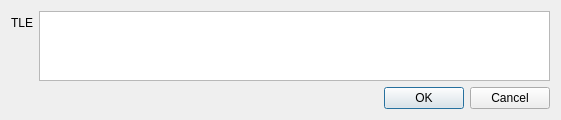
First picture: the form in src/tracker_dialog.ui, repository FelipeCortez/emmn, before the edit.
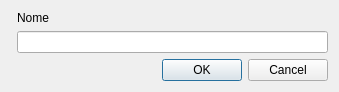
Second picture: the form after the edit.

Diff of the .ui file:
```diff
--- a/src/tracker_dialog.ui
+++ b/src/tracker_dialog.ui
@@ -6,35 +6,34 @@
    <rect>
     <x>0</x>
     <y>0</y>
-    <width>561</width>
-    <height>118</height>
+    <width>339</width>
+    <height>92</height>
    </rect>
   </property>
   <property name="windowTitle">
    <string>Adicionar satélite</string>
   </property>
   <layout class="QFormLayout" name="formLayout">
-   <item row="0" column="0">
-    <widget class="QLabel" name="label">
-     <property name="text">
-      <string>TLE</string>
-     </property>
-    </widget>
+   <property name="labelAlignment">
+    <set>Qt::AlignRight|Qt::AlignTrailing|Qt::AlignVCenter</set>
+   </property>
+   <item row="1" column="1">
+    <widget class="QLineEdit" name="titleInput"/>
    </item>
-   <item row="0" column="1">
-    <widget class="QPlainTextEdit" name="tleInput">
-     <property name="plainText">
-      <string/>
-     </property>
-    </widget>
-   </item>
-   <item row="1" column="0" colspan="2">
+   <item row="2" column="0" colspan="2">
     <widget class="QDialogButtonBox" name="addTLEButtonBox">
      <property name="standardButtons">
       <set>QDialogButtonBox::Cancel|QDialogButtonBox::Ok</set>
      </property>
     </widget>
    </item>
+   <item row="0" column="1">
+    <widget class="QLabel" name="nameLabel">
+     <property name="text">
+      <string>Nome</string>
+     </property>
+    </widget>
+   </item>
   </layout>
  </widget>
  <resources/>
```
